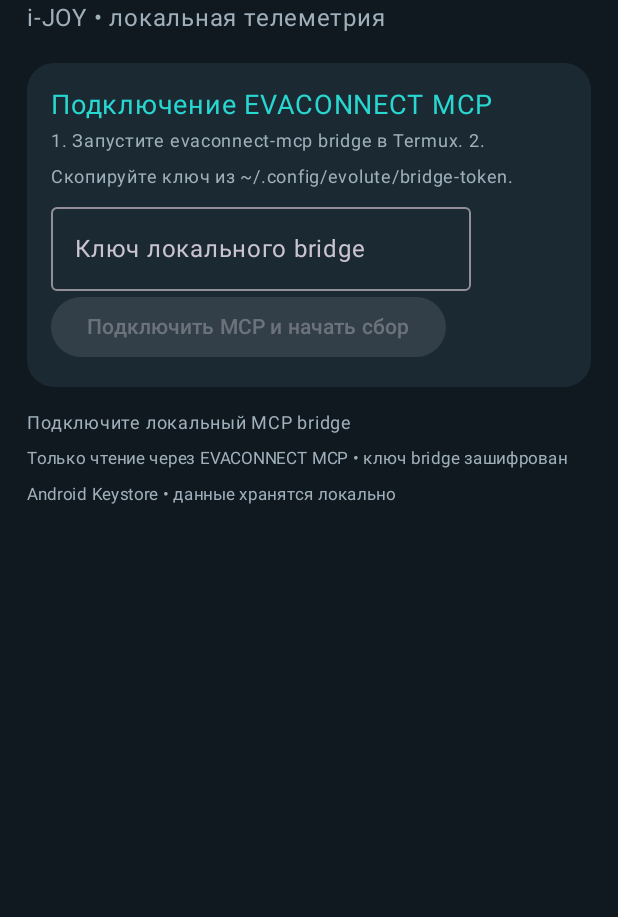
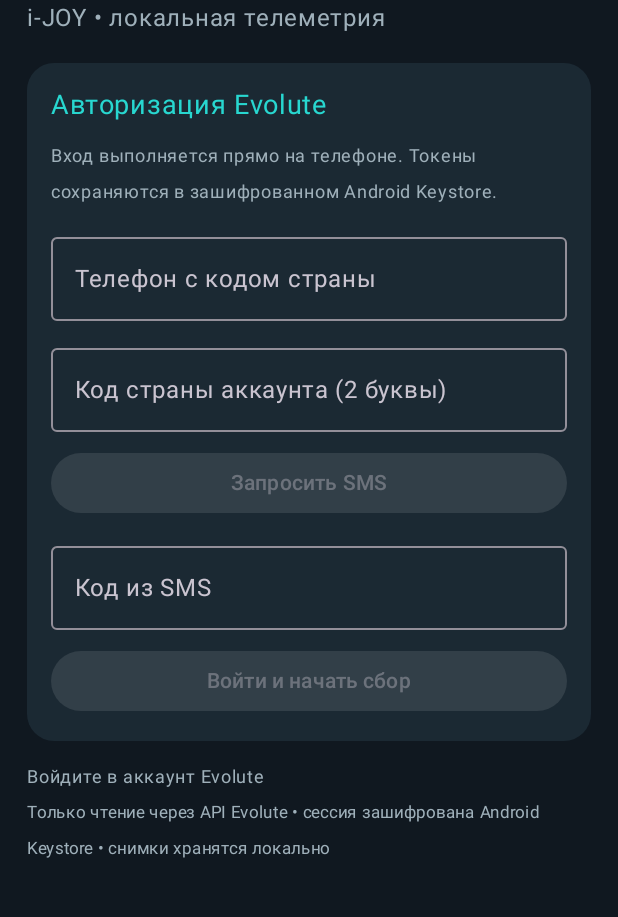
Before and after one commit to cthfyn77-sketch/evolute-telemetry-pro-, an Android app built with Jetpack Compose: the screen it shows after launch (MainActivity), on a phone screen of 412 x 824 dp, the part 113-1030 px from its top. Run offline under Robolectric (Android 15) with nearby library versions, the phone set to English and light mode, and no system bars.

Commit message:
Add on-device SMS sign-in and secure Evolute session UI

```diff
--- a/app/src/main/java/com/evolute/telemetrypro/MainActivity.kt
+++ b/app/src/main/java/com/evolute/telemetrypro/MainActivity.kt
@@ -29,7 +29,7 @@ import com.evolute.telemetrypro.data.ApiClient
 import com.evolute.telemetrypro.data.BatteryHistoryAnalyzer
 import com.evolute.telemetrypro.data.ChargingSessionAnalyzer
 import com.evolute.telemetrypro.data.DrivingEfficiencyAnalyzer
-import com.evolute.telemetrypro.data.BridgeConfigStore
+import com.evolute.telemetrypro.data.KeystoreTokenStore
 import com.evolute.telemetrypro.data.SnapshotDb
 import com.evolute.telemetrypro.data.TripHistoryAnalyzer
 import com.evolute.telemetrypro.data.TripBatteryComparisonAnalyzer
@@ -54,21 +54,26 @@ private data class RefreshState(
 )
 
 class MainActivity : ComponentActivity() {
-    private lateinit var bridgeStore: BridgeConfigStore
+    private lateinit var tokenStore: KeystoreTokenStore
+    private lateinit var apiClient: ApiClient
     private val notificationPermission = registerForActivityResult(ActivityResultContracts.RequestPermission()) { }
     override fun onCreate(savedInstanceState: Bundle?) {
         super.onCreate(savedInstanceState)
-        bridgeStore = BridgeConfigStore(this)
+        tokenStore = KeystoreTokenStore(this)
+        apiClient = ApiClient(tokenStore)
         if (Build.VERSION.SDK_INT >= 33 && checkSelfPermission(Manifest.permission.POST_NOTIFICATIONS) != PackageManager.PERMISSION_GRANTED) {
             notificationPermission.launch(Manifest.permission.POST_NOTIFICATIONS)
         }
-        val existingSession = runCatching { bridgeStore.get() != null }.getOrDefault(false)
+        val existingSession = runCatching { tokenStore.get() != null }.getOrDefault(false)
         setContent {
             TelemetryProApp(
                 hasSession = existingSession,
-                onSessionAvailable = { runCatching { bridgeStore.get() != null }.getOrDefault(false) },
-                onLogin = { token ->
-                    bridgeStore.save(token)
+                onSessionAvailable = { runCatching { tokenStore.get() != null }.getOrDefault(false) },
+                onRequestOtp = { phone, country ->
+                    withContext(Dispatchers.IO) { apiClient.requestOtp(phone.trim(), country.trim()) }
+                },
+                onLogin = { phone, code ->
+                    withContext(Dispatchers.IO) { apiClient.signIn(phone.trim(), code.trim()) }
                     ContextCompat.startForegroundService(this, Intent(this, CollectorService::class.java))
                 },
                 onRefresh = {
@@ -115,7 +120,7 @@ class MainActivity : ComponentActivity() {
         super.onStart()
         // Returning to the foreground resets Android's dataSync FGS quota.
         // Restart collection if Android stopped it after the background limit.
-        val hasSession = runCatching { bridgeStore.get() != null }.getOrDefault(false)
+        val hasSession = runCatching { tokenStore.get() != null }.getOrDefault(false)
         if (hasSession) {
             runCatching { ContextCompat.startForegroundService(this, Intent(this, CollectorService::class.java)) }
         }
@@ -126,7 +131,8 @@ class MainActivity : ComponentActivity() {
 private fun TelemetryProApp(
     hasSession: Boolean,
     onSessionAvailable: () -> Boolean,
-    onLogin: suspend (String) -> Unit,
+    onRequestOtp: suspend (String, String) -> Unit,
+    onLogin: suspend (String, String) -> Unit,
     onRefresh: suspend () -> RefreshState,
     onTripHistory: suspend () -> TripHistoryAnalyzer.Report,
     onTripBatteryComparison: suspend () -> TripBatteryComparisonAnalyzer.Report,
@@ -135,10 +141,12 @@ private fun TelemetryProApp(
     onBatteryHistory: suspend (Long?) -> BatteryHistoryAnalyzer.Report
 ) {
     val scope = rememberCoroutineScope()
-    var bridgeToken by rememberSaveable { mutableStateOf("") }
+    var phone by rememberSaveable { mutableStateOf("") }
+    var country by rememberSaveable { mutableStateOf("") }
+    var smsCode by rememberSaveable { mutableStateOf("") }
     var session by remember { mutableStateOf(hasSession) }
     var busy by remember { mutableStateOf(false) }
-    var status by remember { mutableStateOf(if (hasSession) "MCP bridge настроен" else "Подключите локальный MCP bridge") }
+    var status by remember { mutableStateOf(if (hasSession) "Авторизация Evolute сохранена" else "Войдите в аккаунт Evolute") }
     var tab by remember { mutableStateOf("Главная") }
     var showAdditional by rememberSaveable { mutableStateOf(true) }
     var showTechnicalSensors by rememberSaveable { mutableStateOf(true) }
@@ -264,26 +272,55 @@ private fun TelemetryProApp(
             Spacer(Modifier.height(18.dp))
             if (!session) {
                 Card(colors = CardDefaults.cardColors(containerColor = Panel), shape = RoundedCornerShape(18.dp)) {
-                    Column(Modifier.padding(16.dp)) {
-                        Text("Подключение EVACONNECT MCP", color = Cyan, fontSize = 18.sp)
-                        Text("1. Запустите evaconnect-mcp bridge в Termux. 2. Скопируйте ключ из ~/.config/evolute/bridge-token.", color = Muted, fontSize = 12.sp)
+                    Column(Modifier.padding(16.dp), verticalArrangement = Arrangement.spacedBy(10.dp)) {
+                        Text("Авторизация Evolute", color = Cyan, fontSize = 18.sp)
+                        Text("Вход выполняется прямо на телефоне. Токены сохраняются в зашифрованном Android Keystore.", color = Muted, fontSize = 12.sp)
                         OutlinedTextField(
-                            bridgeToken, { bridgeToken = it.trim() },
-                            label = { Text("Ключ локального bridge") },
+                            phone, { phone = it.filter(Char::isDigit).take(15) },
+                            label = { Text("Телефон с кодом страны") },
                             singleLine = true,
-                            visualTransformation = PasswordVisualTransformation()
+                            modifier = Modifier.fillMaxWidth()
                         )
-                        Button(enabled = !busy && bridgeToken.length >= 32, onClick = {
+                        OutlinedTextField(
+                            country, { country = it.filter(Char::isLetter).take(2).uppercase() },
+                            label = { Text("Код страны аккаунта (2 буквы)") },
+                            placeholder = { Text("Например, RU или FR") },
+                            singleLine = true,
+                            modifier = Modifier.fillMaxWidth()
+                        )
+                        Button(enabled = !busy && phone.length in 8..15 && country.length == 2, onClick = {
                             busy = true
+                            status = "Запрашиваем SMS-код…"
                             scope.launch {
                                 try {
-                                    withContext(Dispatchers.IO) { onLogin(bridgeToken) }
-                                    session = true
-                                    status = "Ключ сохранён в Android Keystore • сбор через MCP запущен"
-                                } catch (e: Exception) { status = e.message ?: "Не удалось сохранить ключ" }
+                                    withContext(Dispatchers.IO) { onRequestOtp(phone, country) }
+                                    status = "Запрос SMS принят. Введите полученный код."
+                                } catch (e: Exception) { status = e.message ?: "Не удалось запросить SMS" }
                                 finally { busy = false }
                             }
-                        }) { Text(if (busy) "Подождите…" else "Подключить MCP и начать сбор") }
+                        }, modifier = Modifier.fillMaxWidth()) {
+                            Text(if (busy) "Подождите…" else "Запросить SMS")
+                        }
+                        OutlinedTextField(
+                            smsCode, { smsCode = it.filter(Char::isDigit).take(8) },
+                            label = { Text("Код из SMS") },
+                            singleLine = true,
+                            modifier = Modifier.fillMaxWidth()
+                        )
+                        Button(enabled = !busy && phone.length in 8..15 && smsCode.length in 4..8, onClick = {
+                            busy = true
+                            status = "Выполняется вход…"
+                            scope.launch {
+                                try {
+                                    withContext(Dispatchers.IO) { onLogin(phone, smsCode) }
+                                    session = true
+                                    status = "Вход выполнен • сбор телеметрии запущен"
+                                } catch (e: Exception) { status = e.message ?: "Ошибка авторизации" }
+                                finally { busy = false }
+                            }
+                        }, modifier = Modifier.fillMaxWidth()) {
+                            Text(if (busy) "Выполняется вход…" else "Войти и начать сбор")
+                        }
                     }
                 }
             } else {
@@ -506,7 +543,7 @@ private fun TelemetryProApp(
             }
             Spacer(Modifier.height(12.dp))
             Text(status, color = Muted, fontSize = 12.sp)
-            Text("Только чтение через EVACONNECT MCP • ключ bridge зашифрован Android Keystore • данные хранятся локально", color = Muted, fontSize = 11.sp)
+            Text("Только чтение через API Evolute • сессия зашифрована Android Keystore • снимки хранятся локально", color = Muted, fontSize = 11.sp)
         }
     }
 }
```
